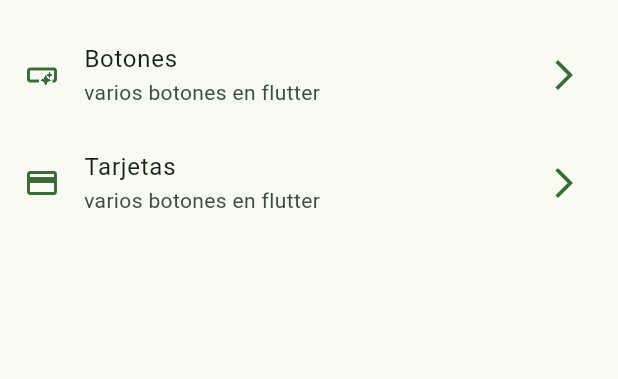
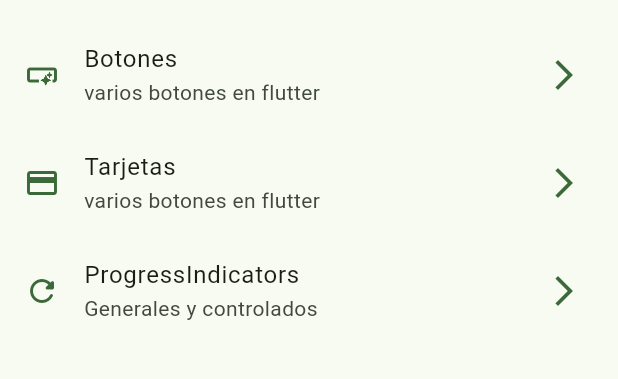
Before and after one commit to hernanspc/WidgetsApp, a Flutter app: the screen it shows after launch, on a phone screen of 412 x 824 dp, the part 63-442 px from its top. Run offline on Flutter 3.47's test engine with Material 2 defaults, Android fonts, the phone set to English and light mode, and no system bars; our stand-ins replace go_router.

Commit message:
progress indicator finish

```diff
--- a/lib/config/menu/menu_items.dart
+++ b/lib/config/menu/menu_items.dart
@@ -27,4 +27,10 @@ const appMenuItems = <MenuItem>[
     link: '/cards',
     icon: Icons.credit_card,
   ),
+  MenuItem(
+    title: 'ProgressIndicators',
+    subTitle: 'Generales y controlados',
+    link: '/progress',
+    icon: Icons.refresh_rounded,
+  ),
 ];
--- a/lib/config/router/app_router.dart
+++ b/lib/config/router/app_router.dart
@@ -20,5 +20,10 @@ final appRouter = GoRouter(
       name: CardsScreen.name,
       builder: (context, GoRouterState state) => const CardsScreen(),
     ),
+    GoRoute(
+      path: '/progress',
+      name: ProgressScreen.name,
+      builder: (context, GoRouterState state) => const ProgressScreen(),
+    ),
   ],
 );
--- a/lib/presentation/screens/screens.dart
+++ b/lib/presentation/screens/screens.dart
@@ -1,3 +1,5 @@
+export 'package:widgets_app/presentation/screens/progress/progress_screen.dart';
+
 export 'package:widgets_app/presentation/screens/buttons/buttons_screen.dart';
 export 'package:widgets_app/presentation/screens/cards/cards_screen.dart';
 export 'package:widgets_app/presentation/screens/home/home_screen.dart';
```
Also changed, not shown: lib/presentation/screens/progress/progress_screen.dart (added, +76 -0 lines).
